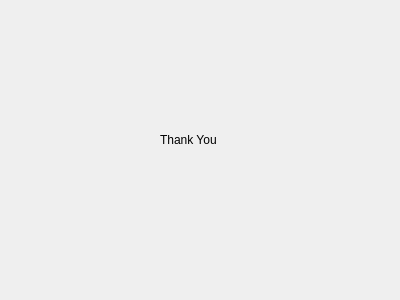
Above: GUI/Final/finalwindow.ui from aaryashah1010/Capstone-Sleepinducer before the change. Below: the same form after it.
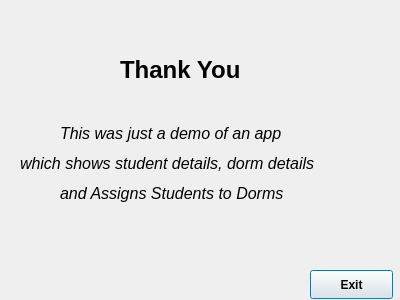
That is the form after the change.

```diff
--- a/GUI/Final/finalwindow.ui
+++ b/GUI/Final/finalwindow.ui
@@ -10,20 +10,121 @@
     <height>300</height>
    </rect>
   </property>
+  <property name="sizePolicy">
+   <sizepolicy hsizetype="Fixed" vsizetype="Fixed">
+    <horstretch>0</horstretch>
+    <verstretch>0</verstretch>
+   </sizepolicy>
+  </property>
   <property name="windowTitle">
    <string>Dialog</string>
   </property>
   <widget class="QLabel" name="label">
    <property name="geometry">
     <rect>
-     <x>160</x>
-     <y>130</y>
-     <width>67</width>
+     <x>120</x>
+     <y>50</y>
+     <width>151</width>
+     <height>40</height>
+    </rect>
+   </property>
+   <property name="font">
+    <font>
+     <pointsize>18</pointsize>
+     <bold>true</bold>
+    </font>
+   </property>
+   <property name="text">
+    <string>Thank You </string>
+   </property>
+  </widget>
+  <widget class="QLabel" name="label_2">
+   <property name="geometry">
+    <rect>
+     <x>140</x>
+     <y>120</y>
+     <width>63</width>
      <height>20</height>
     </rect>
    </property>
    <property name="text">
-    <string>Thank You</string>
+    <string/>
+   </property>
+  </widget>
+  <widget class="QLabel" name="label_3">
+   <property name="geometry">
+    <rect>
+     <x>60</x>
+     <y>120</y>
+     <width>272</width>
+     <height>27</height>
+    </rect>
+   </property>
+   <property name="font">
+    <font>
+     <pointsize>12</pointsize>
+     <italic>true</italic>
+     <bold>false</bold>
+    </font>
+   </property>
+   <property name="text">
+    <string>This was just a demo of an app</string>
+   </property>
+  </widget>
+  <widget class="QLabel" name="label_4">
+   <property name="geometry">
+    <rect>
+     <x>20</x>
+     <y>150</y>
+     <width>357</width>
+     <height>27</height>
+    </rect>
+   </property>
+   <property name="font">
+    <font>
+     <pointsize>12</pointsize>
+     <italic>true</italic>
+    </font>
+   </property>
+   <property name="text">
+    <string>which shows student details, dorm details</string>
+   </property>
+  </widget>
+  <widget class="QLabel" name="label_5">
+   <property name="geometry">
+    <rect>
+     <x>60</x>
+     <y>180</y>
+     <width>268</width>
+     <height>27</height>
+    </rect>
+   </property>
+   <property name="font">
+    <font>
+     <pointsize>12</pointsize>
+     <italic>true</italic>
+    </font>
+   </property>
+   <property name="text">
+    <string>and Assigns Students to Dorms</string>
+   </property>
+  </widget>
+  <widget class="QPushButton" name="pushButton">
+   <property name="geometry">
+    <rect>
+     <x>310</x>
+     <y>270</y>
+     <width>83</width>
+     <height>29</height>
+    </rect>
+   </property>
+   <property name="font">
+    <font>
+     <bold>true</bold>
+    </font>
+   </property>
+   <property name="text">
+    <string>Exit</string>
    </property>
   </widget>
  </widget>
```
Left out of the diff: 21 changed lines with no effect on the pictures.
